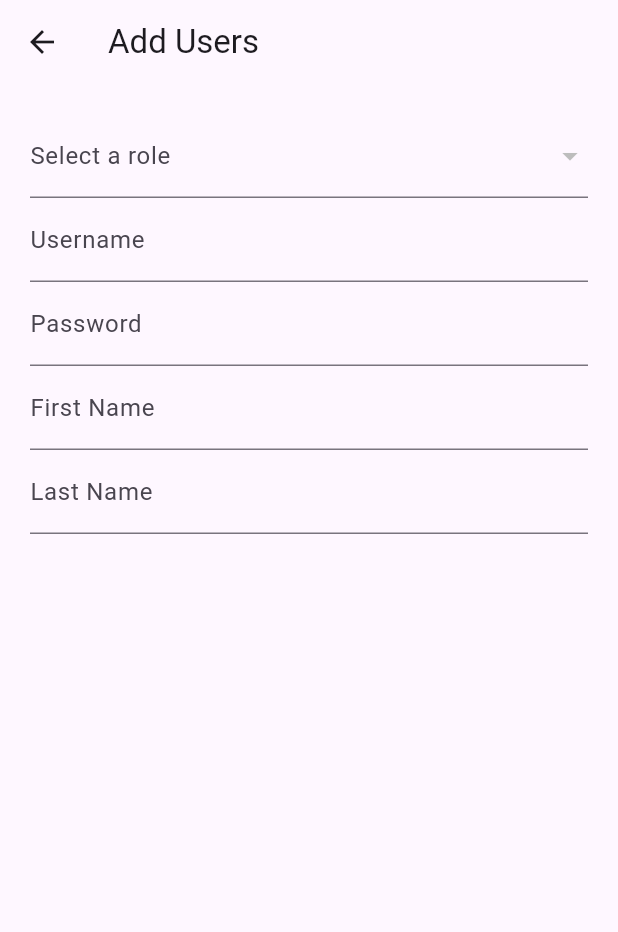
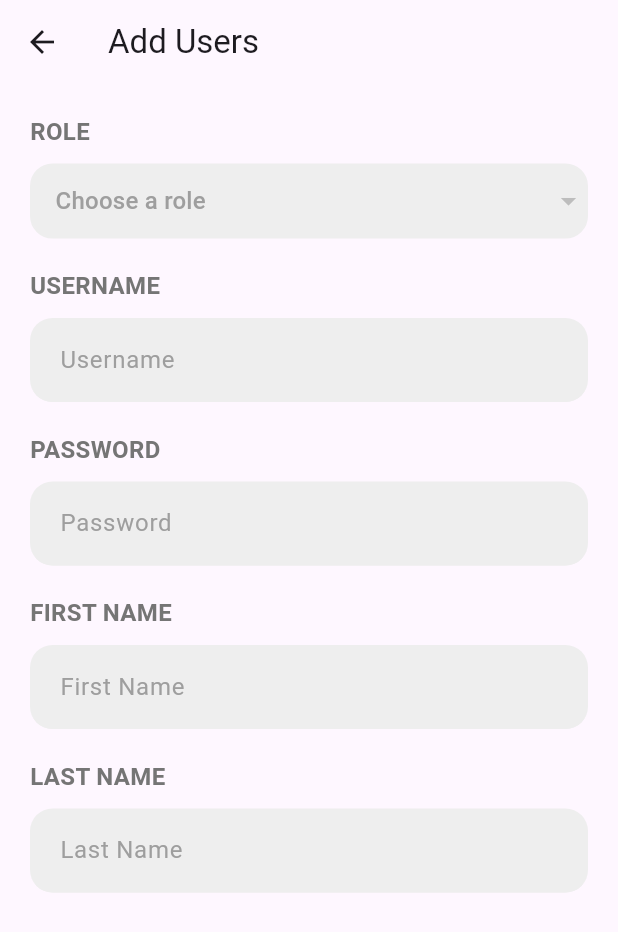
Before and after one commit to nanaykubo/flutterTrack, a Flutter app: the AddUsers screen opened directly, on a phone screen of 412 x 824 dp. Shown: the top 932 px of the screen. Run offline on Flutter 3.47's test engine with Material 3 defaults, Android fonts, the phone set to English and light mode, and no system bars; drawn by our look-alikes of dropdown_button2; network calls fail.

Commit message:
add users UI

```diff
--- a/lib/main.dart
+++ b/lib/main.dart
@@ -1,6 +1,7 @@
 import 'package:flutter/material.dart';
 import 'package:http/http.dart' as http;
 import 'dart:convert';
+import 'package:dropdown_button2/dropdown_button2.dart';
 
 Future<List<Map<String, dynamic>>?> fetchData(String apiUrl) async {
   try {
@@ -31,7 +32,17 @@ class MyApp extends StatelessWidget {
       title: 'Side Menu Flutter App',
       theme: ThemeData(
           useMaterial3: true,
-      ),
+          inputDecorationTheme: InputDecorationTheme(
+            focusedBorder: UnderlineInputBorder(
+                borderRadius: BorderRadius.circular(15),
+                borderSide: BorderSide(color: Colors.grey.shade200)),
+            enabledBorder: UnderlineInputBorder(
+                borderRadius: BorderRadius.circular(15),
+                borderSide: BorderSide(color: Colors.grey.shade200)),
+            border: UnderlineInputBorder(
+                borderRadius: BorderRadius.circular(15),
+                borderSide: BorderSide(color: Colors.grey.shade200)),
+          )),
       home: HomePage(),
     );
   }
@@ -144,7 +155,7 @@ class _AddUsersState extends State<AddUsers> {
   }
 
   // Selected dropdown value
-  String selectedDropdownValue = '1';
+  String? selectedValue;
 
   // Text controllers for text fields
   TextEditingController textController1 = TextEditingController();
@@ -162,67 +173,176 @@ class _AddUsersState extends State<AddUsers> {
       body: Container(
           padding: EdgeInsets.all(20),
           child: isLoading
-            ? CircularProgressIndicator() // Show loader
-            : Column(
-                mainAxisAlignment: MainAxisAlignment.start,
+              ? Center(
+                  child: CircularProgressIndicator(),
+                )
+              : SingleChildScrollView(
+                  child: Column(
+                    crossAxisAlignment: CrossAxisAlignment.start,
                     children: [
+                      Text(
+                        'ROLE',
+                        style: TextStyle(
+                          fontSize: 16,
+                          fontWeight: FontWeight.bold,
+                          color: Colors.grey.shade600,
+                        ),
+                        textAlign: TextAlign.left,
+                      ),
+                      const SizedBox(
+                        height: 10.0,
+                      ),
                       // Use the fetched data to populate the dropdown options
-                  DropdownButtonFormField<String>(
-                    value: selectedDropdownValue,
+                      DropdownButtonHideUnderline(
+                        child: DropdownButton2<String>(
+                          isExpanded: true,
+                          hint: Text(
+                            'Choose a role',
+                            style: TextStyle(
+                              fontSize: 16,
+                              color: Colors.grey.shade500,
+                            ),
+                          ),
+                          value: selectedValue,
                           items: rolesData.map((role) {
                             return DropdownMenuItem<String>(
                               value: role['id'].toString(),
                               child: Text(role['description'].toString()),
                             );
                           }).toList(),
-                    onChanged: (String? newValue) {
+                          onChanged: (String? value) {
                             setState(() {
-                        selectedDropdownValue = newValue!;
+                              selectedValue = value;
                             });
                           },
-                    decoration: InputDecoration(
-                      labelText: 'Select a role',
-                    ),
-                  ),
-                  // Text Field 1
-                  Container(
-                    child: TextFormField(
-                      controller: textController1,
-                      decoration: InputDecoration(
-                        labelText: 'Username',
+                          buttonStyleData: ButtonStyleData(
+                            height: 50,
+                            decoration: BoxDecoration(
+                              color: Colors.grey.shade200,
+                              borderRadius: BorderRadius.circular(15),
+                              border: Border.all(
+                                color: Colors.grey.shade200,
                               ),
                             ),
                           ),
-                  // Text Field 1
-                  Container(
-                    child: TextFormField(
-                      controller: textController2,
-                      decoration: InputDecoration(
-                        labelText: 'Password',
+                          menuItemStyleData: MenuItemStyleData(
+                            height: 40,
                           ),
                         ),
                       ),
-                  // Text Field 1
+                      const SizedBox(
+                        height: 20.0,
+                      ),
+                      Text(
+                        'USERNAME',
+                        style: TextStyle(
+                          fontSize: 16,
+                          fontWeight: FontWeight.bold,
+                          color: Colors.grey.shade600,
+                        ),
+                        textAlign: TextAlign.left,
+                      ),
+                      const SizedBox(
+                        height: 10.0,
+                      ),
                       Container(
                         child: TextFormField(
-                      controller: textController3,
                           decoration: InputDecoration(
-                        labelText: 'First Name',
+                            contentPadding: const EdgeInsets.all(16),
+                            hintText: 'Username',
+                            hintStyle: TextStyle(
+                                fontSize: 16, color: Colors.grey.shade500),
+                            filled: true,
+                            fillColor: Colors.grey.shade200,
                           ),
                         ),
                       ),
+                      const SizedBox(
+                        height: 20.0,
+                      ),
+                      Text(
+                        'PASSWORD',
+                        style: TextStyle(
+                          fontSize: 16,
+                          fontWeight: FontWeight.bold,
+                          color: Colors.grey.shade600,
+                        ),
+                        textAlign: TextAlign.left,
+                      ),
+                      const SizedBox(
+                        height: 10.0,
+                      ),
                       Container(
                         child: TextFormField(
-                      controller: textController3,
                           decoration: InputDecoration(
-                        labelText: 'Last Name',
+                            contentPadding: const EdgeInsets.all(16),
+                            hintText: 'Password',
+                            hintStyle: TextStyle(
+                                fontSize: 16, color: Colors.grey.shade500),
+                            filled: true,
+                            fillColor: Colors.grey.shade200,
                           ),
                         ),
                       ),
+                      const SizedBox(
+                        height: 20.0,
+                      ),
+                      Text(
+                        'FIRST NAME',
+                        style: TextStyle(
+                          fontSize: 16,
+                          fontWeight: FontWeight.bold,
+                          color: Colors.grey.shade600,
+                        ),
+                        textAlign: TextAlign.left,
+                      ),
+                      const SizedBox(
+                        height: 10.0,
+                      ),
+                      Container(
+                        child: TextFormField(
+                          decoration: InputDecoration(
+                            contentPadding: const EdgeInsets.all(16),
+                            hintText: 'First Name',
+                            hintStyle: TextStyle(
+                                fontSize: 16, color: Colors.grey.shade500),
+                            filled: true,
+                            fillColor: Colors.grey.shade200,
+                          ),
+                        ),
+                      ),
+                      const SizedBox(
+                        height: 20.0,
+                      ),
+                      Text(
+                        'LAST NAME',
+                        style: TextStyle(
+                          fontSize: 16,
+                          fontWeight: FontWeight.bold,
+                          color: Colors.grey.shade600,
+                        ),
+                        textAlign: TextAlign.left,
+                      ),
+                      const SizedBox(
+                        height: 10.0,
+                      ),
+                      Container(
+                        child: TextFormField(
+                          decoration: InputDecoration(
+                            contentPadding: const EdgeInsets.all(16),
+                            hintText: 'Last Name',
+                            hintStyle: TextStyle(
+                                fontSize: 16, color: Colors.grey.shade500),
+                            filled: true,
+                            fillColor: Colors.grey.shade200,
+                          ),
+                        ),
+                      ),
+
                       // Add other widgets as needed
                     ],
                   ),
-      ),
+                )),
     );
   }
 }
--- a/pubspec.yaml
+++ b/pubspec.yaml
@@ -31,6 +31,7 @@ dependencies:
   flutter:
     sdk: flutter
   http: ^0.13.3
+  dropdown_button2: ^2.3.9
 
 
   # The following adds the Cupertino Icons font to your application.
```
Also changed, not shown: pubspec.lock. Lines whose indentation alone changed are shown as unchanged.
